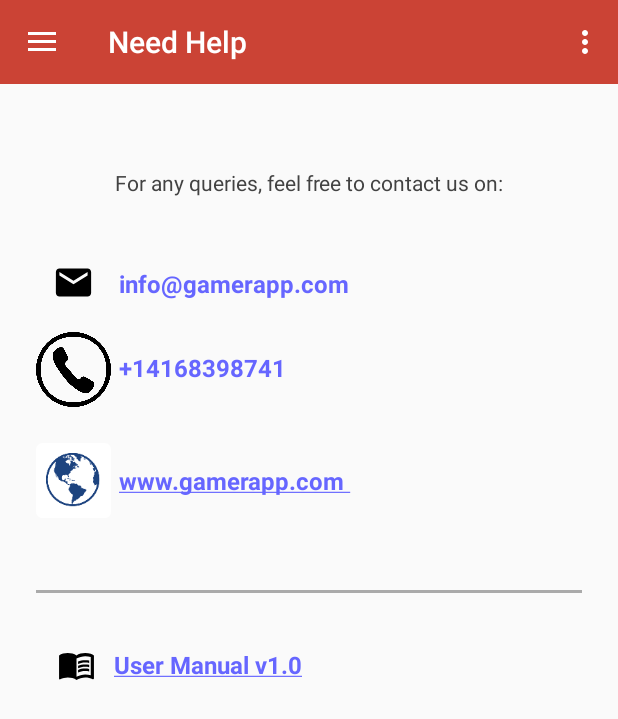
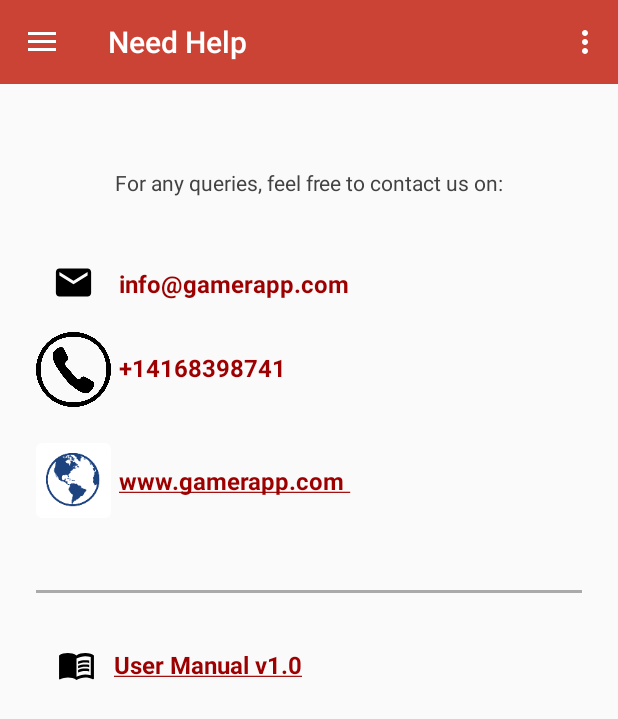
Before and after one commit to samirthaker2020/GamerApp1.0, an Android app: the nav_needhelp screen opened through its navigation route, on a phone screen of 412 x 824 dp. Shown: the top 719 px of the screen. Run offline under Robolectric (Android 15) with nearby library versions, the phone set to English and light mode, and no system bars; our stand-ins replace Volley, navigation-ui; network calls fail; 3 statements that could not run were skipped.

Commit message:
fix: Ui changes 1.2

```diff
--- a/app/src/main/res/layout/fragment_nav_needhelp.xml
+++ b/app/src/main/res/layout/fragment_nav_needhelp.xml
@@ -13,7 +13,7 @@
         android:layout_marginTop="44dp"
         android:gravity="clip_vertical|center_vertical"
         android:text="info@gamerapp.com"
-        android:textColor="@color/hyperlink"
+        android:textColor="@color/colorPrimaryDark"
         android:textColorHighlight="@color/cardview_dark_background"
         android:textSize="16sp"
         android:textStyle="bold"
@@ -29,7 +29,7 @@
         android:layout_marginTop="100dp"
         android:gravity="clip_vertical|center_vertical"
         android:text="+14168398741"
-        android:textColor="@color/hyperlink"
+        android:textColor="@color/colorPrimaryDark"
         android:textColorHighlight="@color/cardview_dark_background"
         android:textSize="16sp"
         android:textStyle="bold"
@@ -94,8 +94,8 @@
         android:gravity="center_vertical"
         android:text="User Manual v1.0"
         android:textAlignment="textStart"
-        android:textColor="@color/cardview_dark_background"
-        android:textColorLink="@color/hyperlink"
+        android:textColor="@color/colorPrimaryDark"
+        android:textColorLink="@color/colorPrimaryDark"
         android:textSize="16sp"
         android:textStyle="bold"
         app:layout_constraintEnd_toEndOf="parent"
@@ -120,9 +120,9 @@
         android:layout_marginTop="48dp"
         android:gravity="clip_vertical|center_vertical"
         android:text="www.gamerapp.com"
-        android:textColor="@color/cardview_dark_background"
+        android:textColor="@color/colorPrimaryDark"
         android:textColorHighlight="@color/cardview_dark_background"
-        android:textColorLink="@color/hyperlink"
+        android:textColorLink="@color/colorPrimaryDark"
         android:textSize="16sp"
         android:textStyle="bold"
         app:layout_constraintEnd_toEndOf="parent"
```
